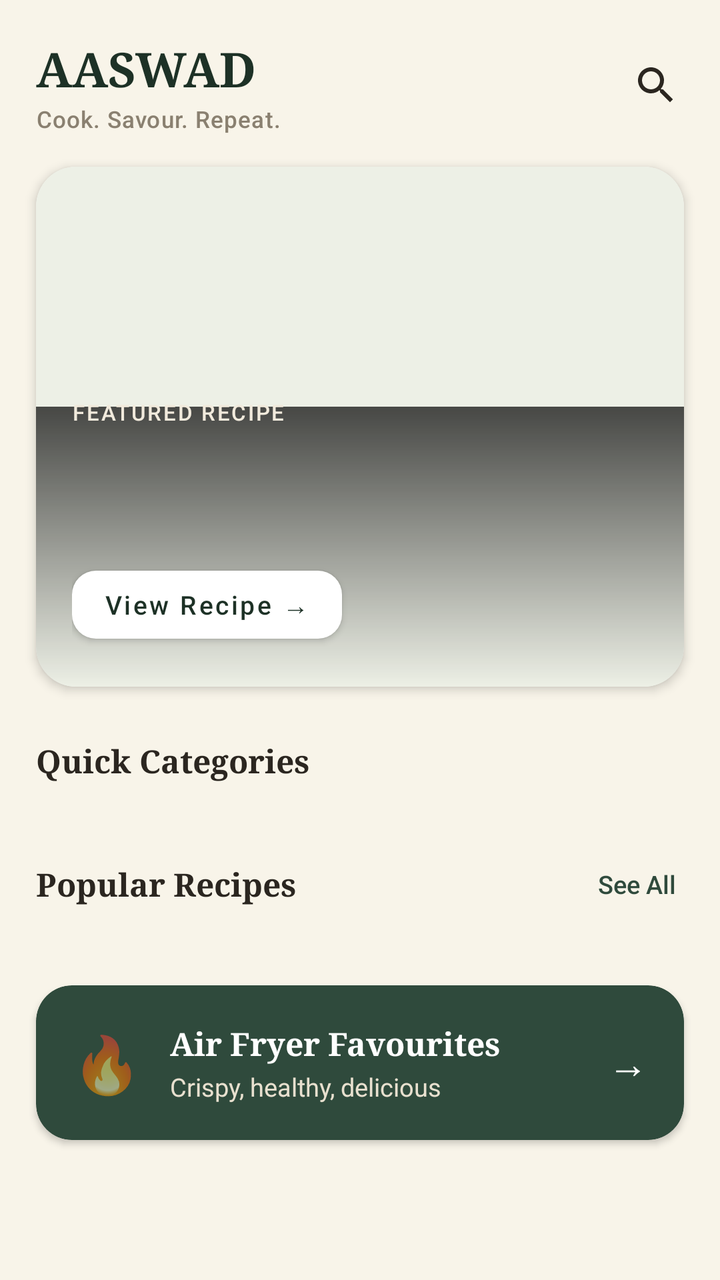
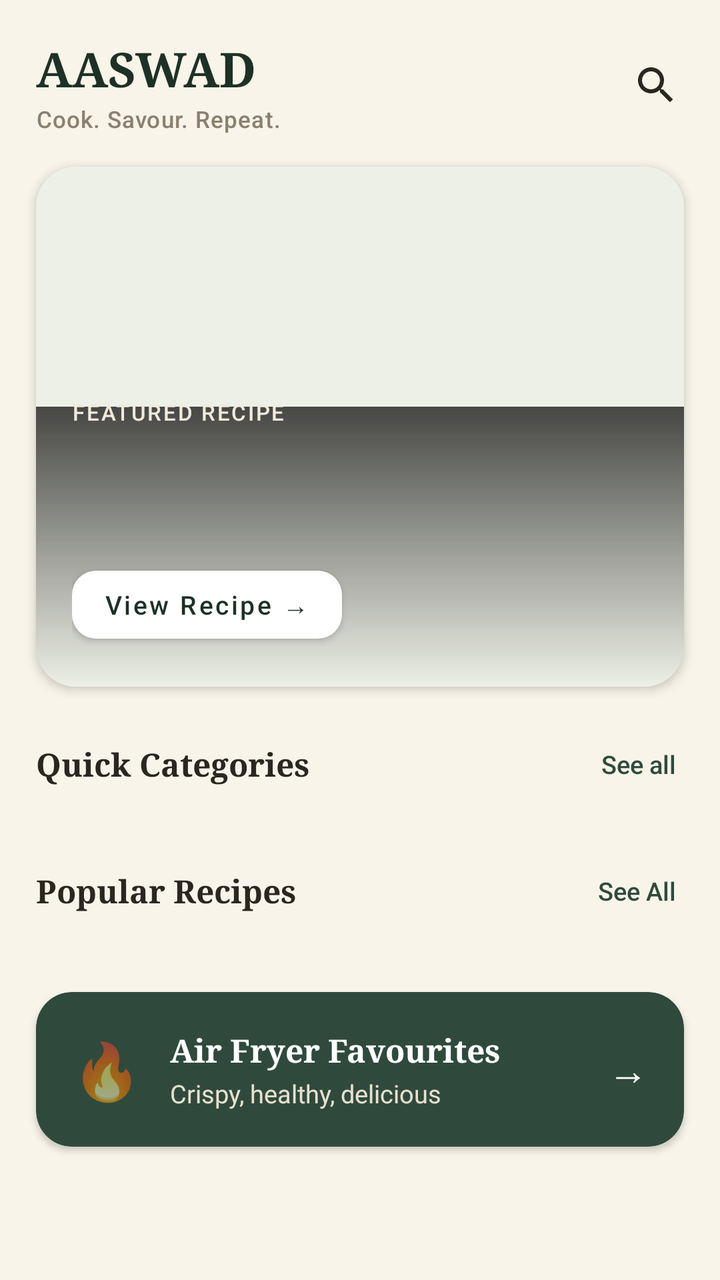

Two renders of the same Android screen: before a commit and after it. Below are the layout's source before the change and the commit's diff.
<!-- AndroidManifest.xml: application theme Theme.Aaswad -->
<!-- res/layout/fragment_home.xml -->
<?xml version="1.0" encoding="utf-8"?>
<androidx.core.widget.NestedScrollView xmlns:android="http://schemas.android.com/apk/res/android"
    xmlns:app="http://schemas.android.com/apk/res-auto"
    android:layout_width="match_parent"
    android:layout_height="match_parent"
    android:background="@color/background"
    android:fillViewport="true">

    <LinearLayout
        android:layout_width="match_parent"
        android:layout_height="wrap_content"
        android:orientation="vertical"
        android:paddingBottom="20dp">

        
        <LinearLayout
            android:layout_width="match_parent"
            android:layout_height="wrap_content"
            android:orientation="horizontal"
            android:gravity="center_vertical"
            android:paddingStart="18dp"
            android:paddingEnd="10dp"
            android:paddingTop="18dp"
            android:paddingBottom="6dp">

            <LinearLayout
                android:layout_width="0dp"
                android:layout_height="wrap_content"
                android:layout_weight="1"
                android:orientation="vertical">

                <TextView
                    android:layout_width="wrap_content"
                    android:layout_height="wrap_content"
                    android:text="@string/app_name"
                    android:textSize="24sp"
                    android:fontFamily="serif"
                    android:textStyle="bold"
                    android:textColor="@color/primary_dark" />

                <TextView
                    android:layout_width="wrap_content"
                    android:layout_height="wrap_content"
                    android:layout_marginTop="1dp"
                    android:text="@string/app_tagline"
                    android:textSize="11.5sp"
                    android:fontFamily="sans-serif-medium"
                    android:letterSpacing="0.03"
                    android:textColor="@color/text_secondary" />

            </LinearLayout>

            <ImageButton
                android:id="@+id/homeSearchIcon"
                android:layout_width="44dp"
                android:layout_height="44dp"
                android:background="?attr/selectableItemBackgroundBorderless"
                android:src="@drawable/ic_nav_search"
                app:tint="@color/text_primary"
                android:contentDescription="Search" />

        </LinearLayout>

        
        <androidx.cardview.widget.CardView
            android:layout_width="match_parent"
            android:layout_height="wrap_content"
            android:layout_marginStart="18dp"
            android:layout_marginEnd="18dp"
            android:layout_marginTop="10dp"
            app:cardCornerRadius="20dp"
            app:cardElevation="3dp"
            android:foreground="?attr/selectableItemBackground"
            android:clickable="true"
            android:focusable="true"
            android:id="@+id/heroCard">

            <FrameLayout
                android:layout_width="match_parent"
                android:layout_height="260dp">

                <ImageView
                    android:id="@+id/heroImage"
                    android:layout_width="match_parent"
                    android:layout_height="match_parent"
                    android:scaleType="centerCrop"
                    android:background="@color/chip_bg" />

                <View
                    android:layout_width="match_parent"
                    android:layout_height="140dp"
                    android:layout_gravity="bottom"
                    android:background="@drawable/hero_scrim" />

                <LinearLayout
                    android:layout_width="match_parent"
                    android:layout_height="wrap_content"
                    android:layout_gravity="bottom"
                    android:orientation="vertical"
                    android:padding="18dp">

                    <TextView
                        android:layout_width="wrap_content"
                        android:layout_height="wrap_content"
                        android:text="FEATURED RECIPE"
                        android:textSize="11sp"
                        android:fontFamily="sans-serif-medium"
                        android:letterSpacing="0.08"
                        android:textColor="#F1EADC" />

                    <TextView
                        android:id="@+id/heroTitle"
                        android:layout_width="match_parent"
                        android:layout_height="wrap_content"
                        android:layout_marginTop="4dp"
                        android:textSize="21sp"
                        android:fontFamily="serif"
                        android:textStyle="bold"
                        android:textColor="@color/white"
                        android:maxLines="2"
                        android:ellipsize="end" />

                    <TextView
                        android:id="@+id/heroSubtitle"
                        android:layout_width="match_parent"
                        android:layout_height="wrap_content"
                        android:layout_marginTop="4dp"
                        android:textSize="12.5sp"
                        android:fontFamily="sans-serif"
                        android:textColor="#F1EADC"
                        android:maxLines="1"
                        android:ellipsize="end" />

                    <com.google.android.material.button.MaterialButton
                        android:id="@+id/heroViewRecipeButton"
                        android:layout_width="wrap_content"
                        android:layout_height="wrap_content"
                        android:layout_marginTop="12dp"
                        android:text="View Recipe →"
                        android:textSize="13sp"
                        android:textAllCaps="false"
                        android:minHeight="0dp"
                        android:paddingTop="8dp"
                        android:paddingBottom="8dp"
                        android:paddingStart="16dp"
                        android:paddingEnd="16dp"
                        app:backgroundTint="@color/white"
                        app:cornerRadius="12dp"
                        android:textColor="@color/primary_dark" />

                </LinearLayout>

            </FrameLayout>

        </androidx.cardview.widget.CardView>

        
        <TextView
            android:layout_width="wrap_content"
            android:layout_height="wrap_content"
            android:layout_marginStart="18dp"
            android:layout_marginTop="26dp"
            android:layout_marginBottom="12dp"
            android:text="Quick Categories"
            android:textSize="16sp"
            android:fontFamily="serif"
            android:textStyle="bold"
            android:textColor="@color/text_primary" />

        <androidx.recyclerview.widget.RecyclerView
            android:id="@+id/quickCategoriesRecyclerView"
            android:layout_width="match_parent"
            android:layout_height="wrap_content"
            android:orientation="horizontal"
            android:paddingStart="18dp"
            android:paddingEnd="6dp"
            android:clipToPadding="false" />

        
        <LinearLayout
            android:id="@+id/recentlyViewedSection"
            android:layout_width="match_parent"
            android:layout_height="wrap_content"
            android:orientation="vertical"
            android:visibility="gone">

            <TextView
                android:layout_width="wrap_content"
                android:layout_height="wrap_content"
                android:layout_marginStart="18dp"
                android:layout_marginTop="26dp"
                android:layout_marginBottom="12dp"
                android:text="Recently Viewed"
                android:textSize="16sp"
                android:fontFamily="serif"
                android:textStyle="bold"
                android:textColor="@color/text_primary" />

            <androidx.recyclerview.widget.RecyclerView
                android:id="@+id/recentlyViewedRecyclerView"
                android:layout_width="match_parent"
                android:layout_height="wrap_content"
                android:orientation="horizontal"
                android:paddingStart="18dp"
                android:paddingEnd="6dp"
                android:clipToPadding="false" />

        </LinearLayout>

        
        <LinearLayout
            android:layout_width="match_parent"
            android:layout_height="wrap_content"
            android:orientation="horizontal"
            android:gravity="center_vertical"
            android:paddingStart="18dp"
            android:paddingEnd="18dp"
            android:layout_marginTop="26dp"
            android:layout_marginBottom="12dp">

            <TextView
                android:layout_width="0dp"
                android:layout_height="wrap_content"
                android:layout_weight="1"
                android:text="Popular Recipes"
                android:textSize="16sp"
                android:fontFamily="serif"
                android:textStyle="bold"
                android:textColor="@color/text_primary" />

            <TextView
                android:id="@+id/seeAllPopular"
                android:layout_width="wrap_content"
                android:layout_height="wrap_content"
                android:text="See All"
                android:textSize="12.5sp"
                android:fontFamily="sans-serif-medium"
                android:textColor="@color/primary"
                android:padding="4dp" />

        </LinearLayout>

        <androidx.recyclerview.widget.RecyclerView
            android:id="@+id/popularRecyclerView"
            android:layout_width="match_parent"
            android:layout_height="wrap_content"
            android:orientation="horizontal"
            android:paddingStart="18dp"
            android:paddingEnd="6dp"
            android:clipToPadding="false" />

        
        <androidx.cardview.widget.CardView
            android:id="@+id/airfryerBannerCard"
            android:layout_width="match_parent"
            android:layout_height="wrap_content"
            android:layout_marginStart="18dp"
            android:layout_marginEnd="18dp"
            android:layout_marginTop="26dp"
            app:cardCornerRadius="18dp"
            app:cardElevation="2dp"
            app:cardBackgroundColor="@color/primary"
            android:foreground="?attr/selectableItemBackground"
            android:clickable="true"
            android:focusable="true">

            <LinearLayout
                android:layout_width="match_parent"
                android:layout_height="wrap_content"
                android:orientation="horizontal"
                android:gravity="center_vertical"
                android:padding="18dp">

                <TextView
                    android:layout_width="wrap_content"
                    android:layout_height="wrap_content"
                    android:text="🔥"
                    android:textSize="28sp"
                    android:layout_marginEnd="14dp" />

                <LinearLayout
                    android:layout_width="0dp"
                    android:layout_height="wrap_content"
                    android:layout_weight="1"
                    android:orientation="vertical">

                    <TextView
                        android:layout_width="wrap_content"
                        android:layout_height="wrap_content"
                        android:text="Air Fryer Favourites"
                        android:textSize="16sp"
                        android:fontFamily="serif"
                        android:textStyle="bold"
                        android:textColor="@color/white" />

                    <TextView
                        android:layout_width="wrap_content"
                        android:layout_height="wrap_content"
                        android:layout_marginTop="2dp"
                        android:text="Crispy, healthy, delicious"
                        android:textSize="12.5sp"
                        android:textColor="#E8E0CF" />

                </LinearLayout>

                <TextView
                    android:layout_width="wrap_content"
                    android:layout_height="wrap_content"
                    android:text="→"
                    android:textSize="20sp"
                    android:textColor="@color/white" />

            </LinearLayout>

        </androidx.cardview.widget.CardView>

    </LinearLayout>

</androidx.core.widget.NestedScrollView>
<!-- resources referenced by this layout -->
<resources>
  <color name="background">#F8F4E9</color>
  <color name="chip_bg">#EDF0E6</color>
  <color name="primary">#2F4A3C</color>
  <color name="primary_dark">#1D3126</color>
  <color name="text_primary">#2B2620</color>
  <color name="text_secondary">#8A8070</color>
  <color name="white">#FFFFFF</color>
  <!-- drawable hero_scrim (drawable) -->
  <?xml version="1.0" encoding="utf-8"?>
  <shape xmlns:android="http://schemas.android.com/apk/res/android">
      <gradient
          android:startColor="#00000000"
          android:endColor="#B3000000"
          android:angle="90" />
  </shape>
  <!-- drawable ic_nav_search (drawable) -->
  <vector xmlns:android="http://schemas.android.com/apk/res/android"
      android:width="24dp" android:height="24dp"
      android:viewportWidth="24" android:viewportHeight="24"
      android:tint="?attr/colorControlNormal">
      <path android:fillColor="#FF000000"
          android:pathData="M15.5,14h-0.79l-0.28,-0.27C15.41,12.59 16,11.11 16,9.5 16,5.91 13.09,3 9.5,3S3,5.91 3,9.5 5.91,16 9.5,16c1.61,0 3.09,-0.59 4.23,-1.57l0.27,0.28v0.79l5,4.99L20.49,19l-4.99,-5zM9.5,14C7.01,14 5,11.99 5,9.5S7.01,5 9.5,5 14,7.01 14,9.5 11.99,14 9.5,14z"/>
  </vector>
  <string name="app_name">AASWAD</string>
  <string name="app_tagline">Cook. Savour. Repeat.</string>
  <style name="Theme.Aaswad" parent="Theme.MaterialComponents.DayNight.NoActionBar">
          <item name="colorPrimary">@color/primary</item>
          <item name="colorPrimaryDark">@color/primary_dark</item>
          <item name="colorAccent">@color/primary</item>
          <item name="android:windowBackground">@color/background</item>
          <item name="android:statusBarColor">@color/primary_dark</item>
      </style>
</resources>

<!-- the commit's change to res/layout/fragment_home.xml (unified diff, before → after) -->
@@ -155,17 +155,37 @@
         </androidx.cardview.widget.CardView>
 
         
-        <TextView
-            android:layout_width="wrap_content"
-            android:layout_height="wrap_content"
-            android:layout_marginStart="18dp"
+        <LinearLayout
+            android:layout_width="match_parent"
+            android:layout_height="wrap_content"
+            android:orientation="horizontal"
+            android:gravity="center_vertical"
+            android:paddingStart="18dp"
+            android:paddingEnd="18dp"
             android:layout_marginTop="26dp"
-            android:layout_marginBottom="12dp"
-            android:text="Quick Categories"
-            android:textSize="16sp"
-            android:fontFamily="serif"
-            android:textStyle="bold"
-            android:textColor="@color/text_primary" />
+            android:layout_marginBottom="12dp">
+
+            <TextView
+                android:layout_width="0dp"
+                android:layout_height="wrap_content"
+                android:layout_weight="1"
+                android:text="Quick Categories"
+                android:textSize="16sp"
+                android:fontFamily="serif"
+                android:textStyle="bold"
+                android:textColor="@color/text_primary" />
+
+            <TextView
+                android:id="@+id/seeAllCategories"
+                android:layout_width="wrap_content"
+                android:layout_height="wrap_content"
+                android:text="See all"
+                android:textSize="12.5sp"
+                android:fontFamily="sans-serif-medium"
+                android:textColor="@color/primary"
+                android:padding="4dp" />
+
+        </LinearLayout>
 
         <androidx.recyclerview.widget.RecyclerView
             android:id="@+id/quickCategoriesRecyclerView"
